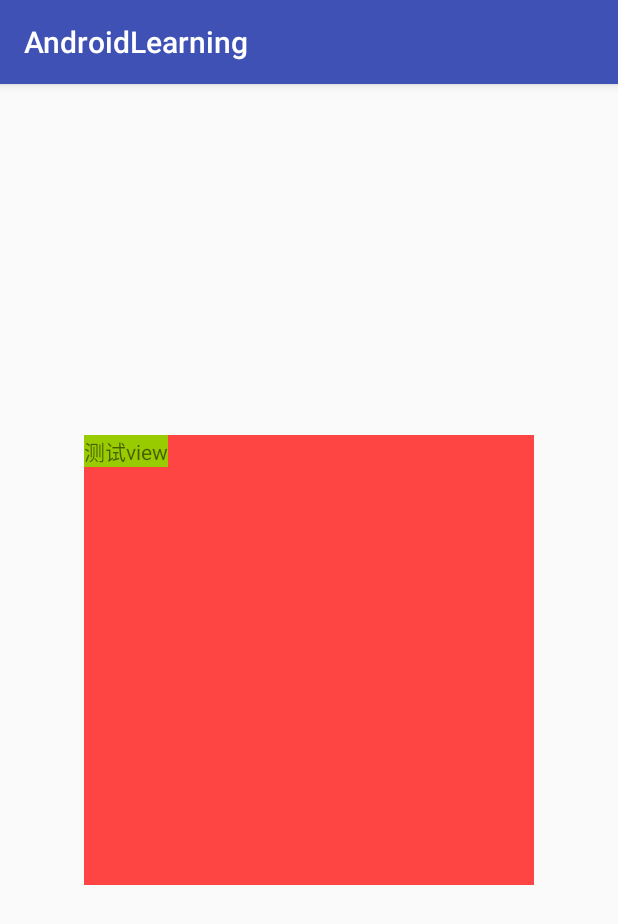
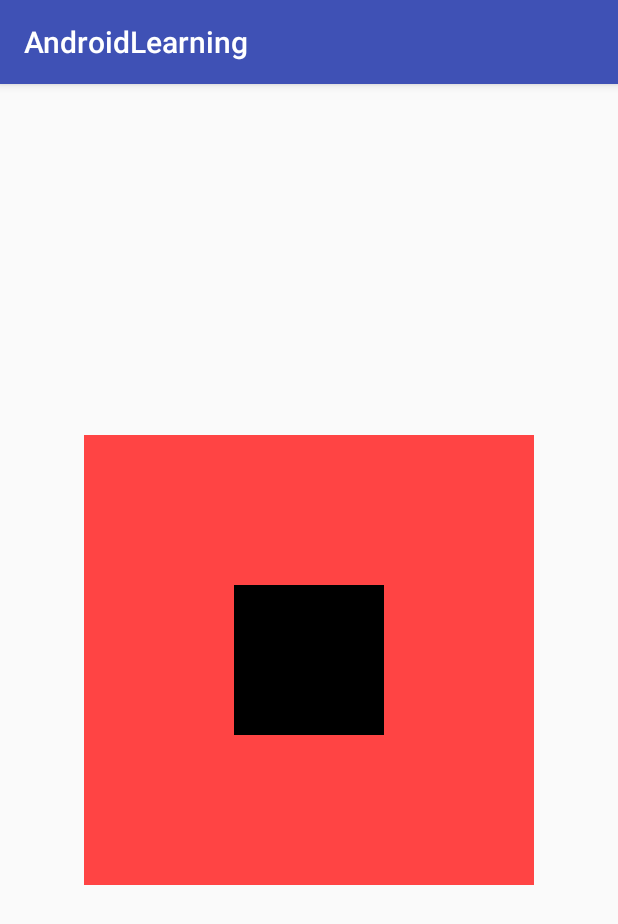
Before and after one commit to x1876631/AndroidLearning, an Android app: the screen it shows after launch (MainActivity), on a phone screen of 412 x 824 dp. Shown: the top 924 px of the screen. Run offline under Robolectric (Android 15) with nearby library versions, the phone set to English and light mode, and no system bars.

Commit message:
学习view的触摸事件分发

```diff
--- a/app/src/main/java/com/xuye/androidlearning/MainActivity.java
+++ b/app/src/main/java/com/xuye/androidlearning/MainActivity.java
@@ -15,15 +15,19 @@ public class MainActivity extends AppCompatActivity {
     protected void onCreate(Bundle savedInstanceState) {
         super.onCreate(savedInstanceState);
         setContentView(R.layout.activity_main);
-        initView();
-//        setTestScroller();
-        setScrollAnimator();
+
     }
 
-    private void initView() {
-        mScrollTestView = (ScrollTestView) findViewById(R.id.ScrollTestView);
-        mTestView = findViewById(R.id.testView);
+    private void scrollTest() {
+//        initScrollTestView();
+//        setTestScroller();
+//        setScrollAnimator();
     }
+
+//    private void initScrollTestView() {
+//        mScrollTestView = (ScrollTestView) findViewById(R.id.ScrollTestView);
+//        mTestView = findViewById(R.id.testView);
+//    }
 
     private void setTestScroller() {
         if (mScrollTestView != null) {
--- a/app/src/main/res/layout/activity_main.xml
+++ b/app/src/main/res/layout/activity_main.xml
@@ -15,19 +15,34 @@
     <!--android:background="@android:color/holo_red_light"-->
     <!--/>-->
 
-    <viewLearning.ScrollTestView
-        android:id="@+id/ScrollTestView"
+    <!--<viewLearning.ScrollTestView-->
+    <!--android:id="@+id/ScrollTestView"-->
+    <!--android:layout_width="300dp"-->
+    <!--android:layout_height="300dp"-->
+    <!--android:layout_centerInParent="true"-->
+    <!--android:background="@android:color/holo_red_light"-->
+    <!--&gt;-->
+    <!--<TextView-->
+    <!--android:id="@+id/testView"-->
+    <!--android:layout_height="wrap_content"-->
+    <!--android:layout_width="wrap_content"-->
+    <!--android:background="@android:color/holo_green_light"-->
+    <!--android:text="测试view"-->
+    <!--/>-->
+    <!--</viewLearning.ScrollTestView>-->
+
+    <viewLearning.DispatchTestViewGroup
         android:layout_width="300dp"
         android:layout_height="300dp"
         android:layout_centerInParent="true"
         android:background="@android:color/holo_red_light"
         >
-        <TextView
-            android:id="@+id/testView"
-            android:layout_height="wrap_content"
-            android:layout_width="wrap_content"
-            android:background="@android:color/holo_green_light"
-            android:text="测试view"
+
+        <viewLearning.DispatchTestView
+            android:layout_width="100dp"
+            android:layout_height="100dp"
+            android:layout_centerInParent="true"
+            android:background="@android:color/black"
             />
-    </viewLearning.ScrollTestView>
+    </viewLearning.DispatchTestViewGroup>
 </RelativeLayout>
```
Also changed, not shown: app/src/main/java/viewLearning/DispatchTestView.java (added, +45 -0 lines), app/src/main/java/viewLearning/DispatchTestViewGroup.java (added, +94 -0 lines).
